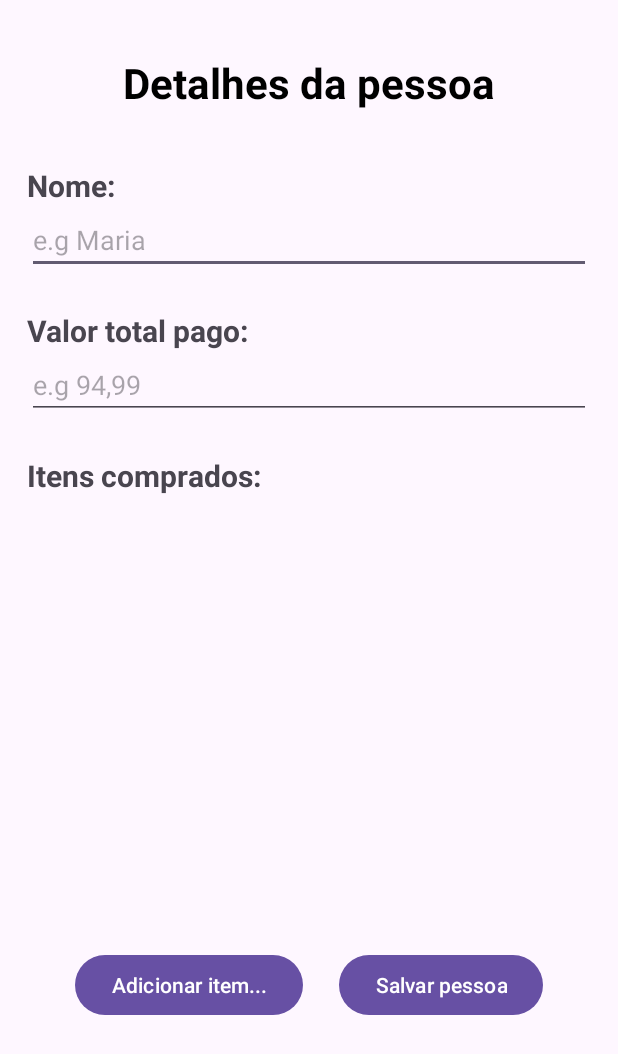
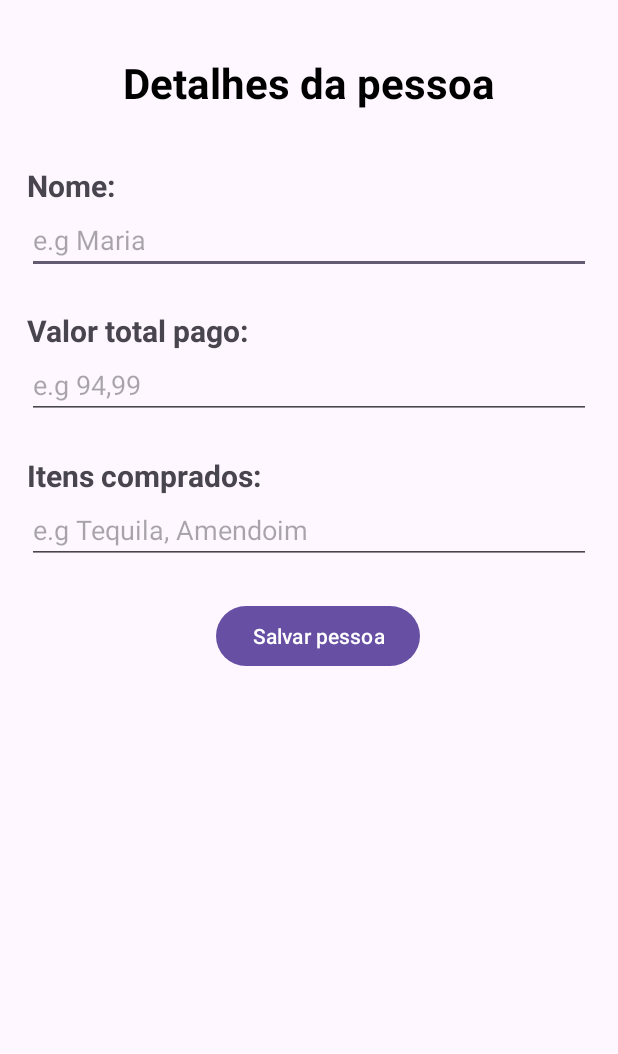
Before and after one commit to lauraluch/SplitTheBill, an Android app: the screen it shows after launch (PersonDetailsActivity), after a tap on "Adicionar pessoa", on a phone screen of 412 x 824 dp. Shown: the top 1054 px of the screen. Run offline under Robolectric (Android 15) with nearby library versions, the phone set to English and light mode, and no system bars.

```diff
--- a/app/src/main/java/com/laura/splitthebill/model/Person.kt
+++ b/app/src/main/java/com/laura/splitthebill/model/Person.kt
@@ -8,5 +8,5 @@ data class Person(
     var id: Int?,
     var name: String,
     var totalPricePaid: Double,
-    var thingsBought: List<String>
+    var thingsBought: String
 ): Parcelable
--- a/app/src/main/java/com/laura/splitthebill/model/PersonDaoImpl.kt
+++ b/app/src/main/java/com/laura/splitthebill/model/PersonDaoImpl.kt
@@ -15,12 +15,14 @@ class PersonDaoImpl(context: Context) : PersonDao {
         private const val ID_COLUMN = "id"
         private const val NAME_COLUMN = "name"
         private const val TOTAL_PRICE_COLUMN = "totalPrice"
+        private const val THINGS_BOUGHT_COLUMN = "things"
 
         private const val CREATE_PERSON_TABLE_STATEMENT =
             "CREATE TABLE IF NOT EXISTS $PERSON_TABLE (" +
                     "$ID_COLUMN INTEGER PRIMARY KEY AUTOINCREMENT, " +
                     "$NAME_COLUMN TEXT NOT NULL, " +
-                    "$TOTAL_PRICE_COLUMN REAL );"
+                    "$TOTAL_PRICE_COLUMN REAL NOT NULL, " +
+                    "$THINGS_BOUGHT_COLUMN TEXT NOT NULL );"
     }
 
     private val personSQLiteDatabase: SQLiteDatabase
@@ -86,13 +88,13 @@ class PersonDaoImpl(context: Context) : PersonDao {
         getInt(getColumnIndexOrThrow(ID_COLUMN)),
         getString(getColumnIndexOrThrow(NAME_COLUMN)),
         getDouble(getColumnIndexOrThrow(TOTAL_PRICE_COLUMN)),
-        // Alterar lista vazia passada como teste
-        emptyList()
+        getString(getColumnIndexOrThrow(THINGS_BOUGHT_COLUMN))
     )
 
     private fun Person.toContentValues(): ContentValues = with(ContentValues()) {
         put(NAME_COLUMN, name)
         put(TOTAL_PRICE_COLUMN, totalPricePaid)
+        put(THINGS_BOUGHT_COLUMN, thingsBought)
         this
     }
 }
--- a/app/src/main/java/com/laura/splitthebill/view/PersonDetailsActivity.kt
+++ b/app/src/main/java/com/laura/splitthebill/view/PersonDetailsActivity.kt
@@ -28,10 +28,12 @@ class PersonDetailsActivity: AppCompatActivity() {
                 if(viewPerson) {
                     nameEt.isEnabled = false
                     totalPriceEt.isEnabled = false
+                    thingsBoughtEt.isEnabled = false
                     saveBt.visibility = View.GONE
                 }
                 nameEt.setText(_receivedPerson.name)
                 totalPriceEt.setText(_receivedPerson.totalPricePaid.toString())
+                thingsBoughtEt.setText(_receivedPerson.thingsBought)
             }
         }
 
@@ -41,8 +43,7 @@ class PersonDetailsActivity: AppCompatActivity() {
                     id = receivedPerson?.id,
                     name = nameEt.text.toString(),
                     totalPricePaid = totalPriceEt.text.toString().toDouble(),
-                    // Mudar lista vazia utilizada apenas para teste
-                    thingsBought = emptyList()
+                    thingsBought = thingsBoughtEt.text.toString()
                 )
 
                 val resultIntent = Intent()
--- a/app/src/main/res/layout/person_desc.xml
+++ b/app/src/main/res/layout/person_desc.xml
@@ -70,11 +70,20 @@
                 android:layout_marginTop="24dp"
                 android:textSize="20sp"/>
 
-            <ListView
-                android:id="@+id/itemsBoughtLv"
+            <EditText
+                android:id="@+id/thingsBoughtEt"
                 android:layout_width="match_parent"
-                android:layout_marginTop="18dp"
-                android:layout_height="260dp"/>
+                android:layout_height="wrap_content"
+                android:hint="e.g Tequila, Amendoim"
+                android:textStyle="normal"
+                android:textSize="18sp"/>
+
+<!--            <ListView-->
+<!--                android:id="@+id/itemsBoughtLv"-->
+<!--                android:layout_width="match_parent"-->
+<!--                android:layout_marginTop="18dp"-->
+<!--                android:layout_height="260dp"/>-->
+
 
             <LinearLayout
                 android:layout_width="match_parent"
@@ -87,14 +96,14 @@
 
                 >
 
-                <Button
-                    android:id="@+id/addItemBt"
-                    android:layout_width="wrap_content"
-                    android:layout_height="wrap_content"
-                    android:layout_marginEnd="12dp"
-                    android:text="Adicionar item..."
-                    android:layout_gravity="center"
-                    />
+<!--                <Button-->
+<!--                    android:id="@+id/addItemBt"-->
+<!--                    android:layout_width="wrap_content"-->
+<!--                    android:layout_height="wrap_content"-->
+<!--                    android:layout_marginEnd="12dp"-->
+<!--                    android:text="Adicionar item..."-->
+<!--                    android:layout_gravity="center"-->
+<!--                    />-->
 
                 <Button
                     android:id="@+id/saveBt"
```
Also changed, not shown: app/build.gradle (+11 -1 lines), app/src/main/java/com/laura/splitthebill/model/PersonRoomDao.kt (added, +32 -0 lines).
